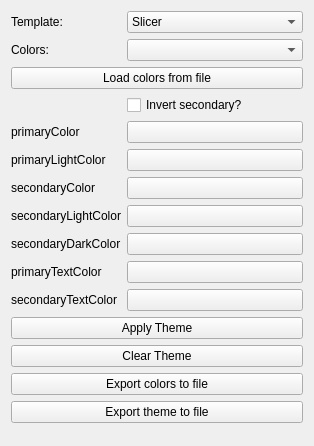
Before: the Qt Designer form Themes/Resources/UI/Themes.ui in sjh26/SlicerThemes, drawn with Qt 5.
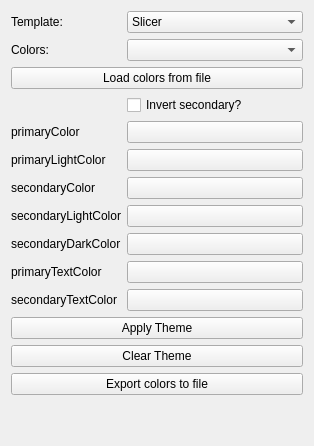
After: the same form once the commit is applied. Custom widgets are drawn as their Qt base class.

Commit message: BUG:  Remove export theme button

What changed in the file:
```diff
--- a/Themes/Resources/UI/Themes.ui
+++ b/Themes/Resources/UI/Themes.ui
@@ -164,13 +164,6 @@
      </property>
     </widget>
    </item>
-   <item>
-    <widget class="QPushButton" name="exportThemeButton">
-     <property name="text">
-      <string>Export theme to file</string>
-     </property>
-    </widget>
-   </item>
    <item>
     <spacer name="verticalSpacer">
      <property name="orientation">
```
